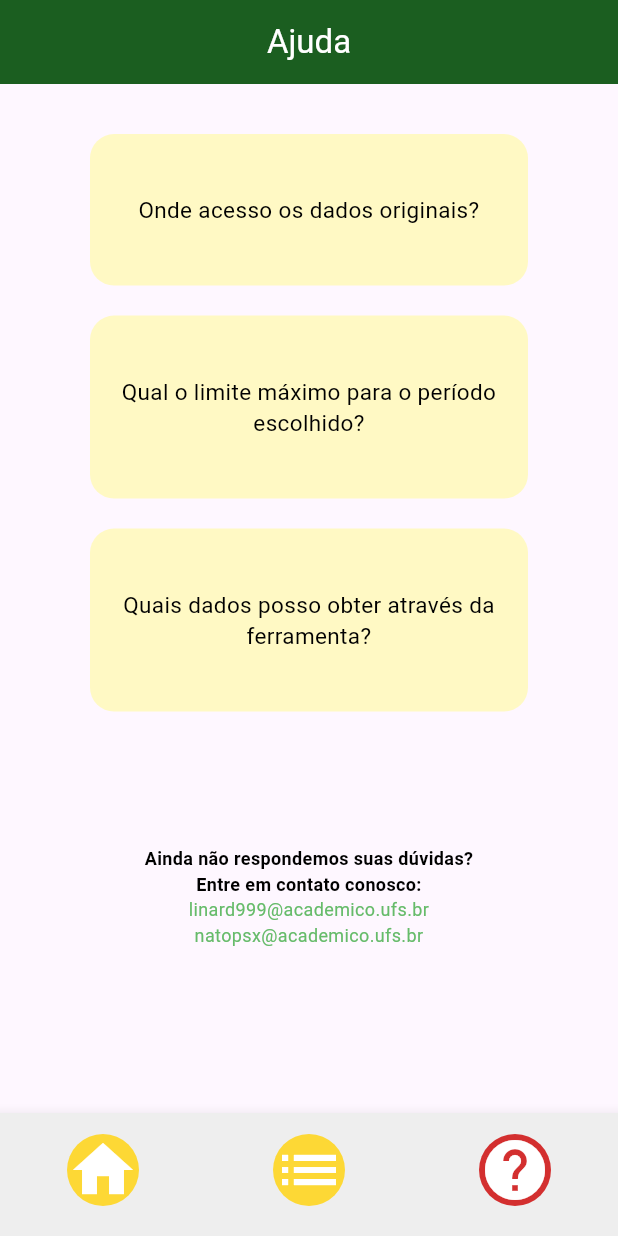
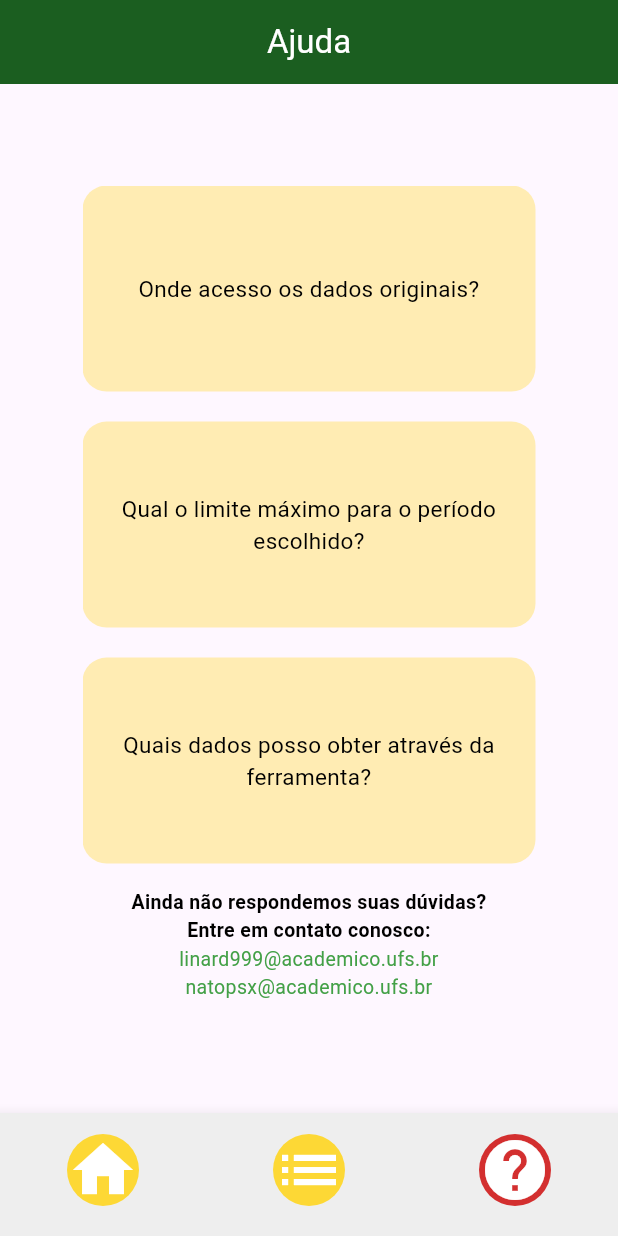
Before and after one commit to linard999/projeto_programacao_dispositivos_moveis, a Flutter app: the screen it shows after launch, item 3 of the bottom bar chosen, on a phone screen of 412 x 824 dp. Run offline on Flutter 3.47's test engine with Material 3 defaults, Android fonts, the phone set to English and light mode, and no system bars.

Commit message:
Correção de bugs na exibição dos cards de ajuda, modificação do tipo de dado e melhorias na responsividade das telas

```diff
--- a/lib/tela_ajuda.dart
+++ b/lib/tela_ajuda.dart
@@ -10,11 +10,16 @@
 class _TelaAjudaState extends State<TelaAjuda> {
   @override
   Widget build(BuildContext context) {
+    final contextSize = MediaQuery.of(context).size;
     final List<String>titulos = [
       "Onde acesso os dados originais?",
       "Qual o limite máximo para o período escolhido?",
       "Quais dados posso obter através da ferramenta?",
+      //"Duvida",
+      //"Duvida",
+      //"Duvida",
     ];
+    const int lvsPercent = 55;
 
     return Scaffold(
       appBar: AppBar(
@@ -23,21 +28,24 @@
         foregroundColor: Colors.white,
         backgroundColor: Colors.green.shade900,
       ),
-      body: Column(
+      body: Padding(
+        padding: const EdgeInsets.only(top: 16, bottom: 16, left: 55, right: 55),
+        child: Column(
           mainAxisAlignment: MainAxisAlignment.center,
           children: [
             SizedBox(
-            height: 3 * MediaQuery.of(context).size.height / 5,
+              height: lvsPercent * contextSize.height / 100,
+              child: Scrollbar(
                 child: ListView.builder(
-              padding: const EdgeInsets.only(left: 60, right: 60),
                   itemCount: titulos.length,
                   itemBuilder: (BuildContext context, int index) {
                     return Padding(
-                  padding: const EdgeInsets.only(top: 20),
+                      padding: const EdgeInsets.only(bottom: 20),
                       child: Container(
-                    padding: const EdgeInsets.only(top: 40, bottom: 40, left: 16, right: 16),
+                        height: 50 * contextSize.height / (100 * titulos.length),
+                        padding: const EdgeInsets.only(left: 20, right: 20),
                         decoration: BoxDecoration(
-                      color: Colors.yellow.shade100,
+                          color: Colors.amber.shade100,
                           borderRadius: BorderRadius.circular(16),
                         ),
                         child: Center(
@@ -55,8 +63,12 @@
                   },
                 ),
               ),
+            ),
+            const SizedBox(
+              height: 15,
+            ),
             SizedBox(
-            height:  MediaQuery.of(context).size.height / 5,
+              height: 10 * contextSize.height / 100,
               child: Column(
                 children: [
                   const Center(
@@ -64,7 +76,7 @@
                       "Ainda não respondemos suas dúvidas?\nEntre em contato conosco:",
                       style: TextStyle(
                         color: Colors.black,
-                      fontSize: 12,
+                        fontSize: 13,
                         fontWeight: FontWeight.bold,
                       ),
                       textAlign: TextAlign.center,
@@ -74,8 +86,8 @@
                     child: Text(
                       "linard999@academico.ufs.br\nnatopsx@academico.ufs.br",
                       style: TextStyle(
-                      color: Colors.green[400],
-                      fontSize: 12,
+                        color: Colors.green.shade600,
+                        fontSize: 13,
                       ),
                       textAlign: TextAlign.center,
                     ),
@@ -85,6 +97,7 @@
             ),
           ],
         ),
+      ),
     );
   }
 }
```
Also changed, not shown: lib/tela_dados.dart (+7 -7 lines), lib/tela_home.dart (+6 -5 lines). Lines whose indentation alone changed are shown as unchanged.
